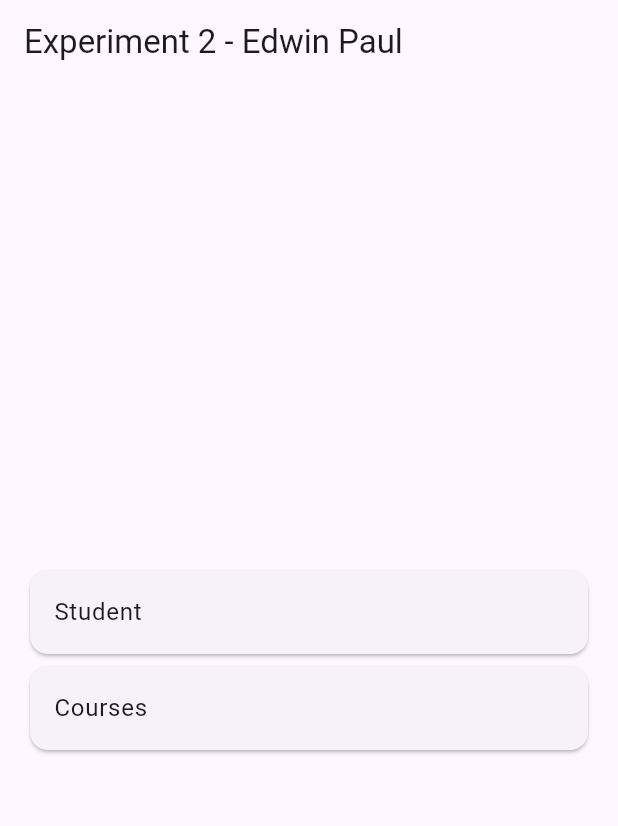
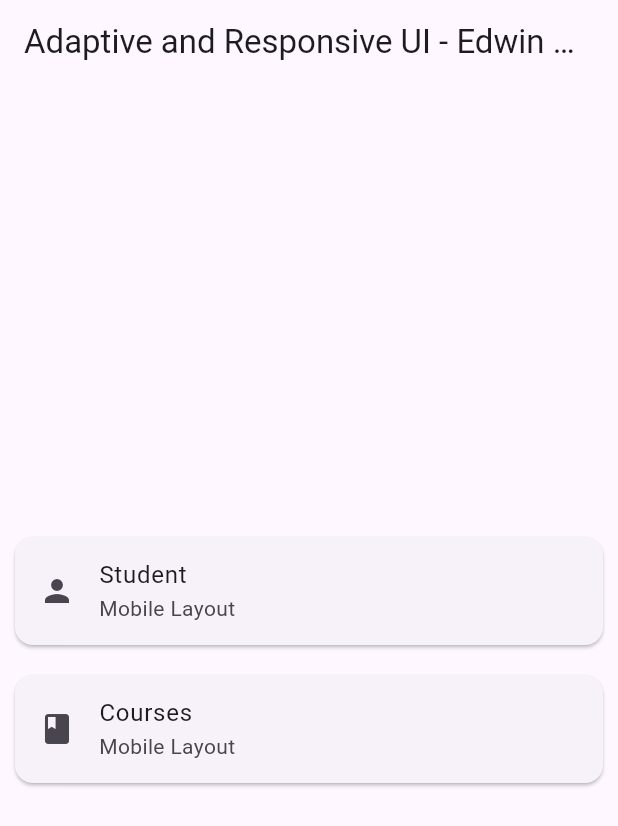
Before and after one commit to Edwin-0814/flutter_exp2, a Flutter app: the screen it shows after launch, on a phone screen of 412 x 824 dp. Shown: the top 826 px of the screen. Run offline on Flutter 3.47's test engine with Material 3 defaults, Android fonts, the phone set to English and light mode, and no system bars.

Commit message:
Update UI with icons and subtitles

```diff
--- a/lib/main.dart
+++ b/lib/main.dart
@@ -11,7 +11,7 @@ class ResponsiveUIApp extends StatelessWidget {
   Widget build(BuildContext context) {
     return MaterialApp(
       debugShowCheckedModeBanner: false,
-      title: 'Adaptive and Responsive UI',
+      title: 'Responsive UI',
       theme: ThemeData(
         primarySwatch: Colors.blue,
       ),
@@ -21,60 +21,69 @@ class ResponsiveUIApp extends StatelessWidget {
 }
 
 class ResponsiveHomePage extends StatelessWidget {
-  const ResponsiveHomePage({super.key});
+  const ResponsiveHomePage({super.key}); // FIXED: Added missing semicolon
 
   @override
   Widget build(BuildContext context) {
     return Scaffold(
       appBar: AppBar(
-        title: const Text('Experiment 2 - Edwin Paul'),
+        // Retained your name in the title as per the lab requirements
+        title: const Text('Adaptive and Responsive UI - Edwin Paul'),
       ),
-      body: Padding(
-        padding: const EdgeInsets.all(16.0),
-        child: LayoutBuilder(
+      body: LayoutBuilder(
         builder: (context, constraints) {
-            // Check the maximum width available
+          // Mobile layout
           if (constraints.maxWidth < 600) {
-              // ----- MOBILE LAYOUT (Small Screens) -----
             return Column(
-                mainAxisAlignment: MainAxisAlignment.center,
+              mainAxisAlignment: MainAxisAlignment.center, // Added to center nicely
               children: const [
                 Card(
+                  margin: EdgeInsets.all(10),
                   child: ListTile(
+                    leading: Icon(Icons.person),
                     title: Text('Student'),
+                    subtitle: Text('Mobile Layout'),
                   ),
                 ),
                 Card(
+                  margin: EdgeInsets.all(10),
                   child: ListTile(
+                    leading: Icon(Icons.book),
                     title: Text('Courses'),
+                    subtitle: Text('Mobile Layout'),
                   ),
                 ),
               ],
             );
-            } else {
-              // ----- DESKTOP / TABLET LAYOUT (Large Screens) -----
+          }
+
+          // Desktop / Tablet layout
           return Row(
             mainAxisAlignment: MainAxisAlignment.center,
             children: const [
               Expanded(
                 child: Card(
+                  margin: EdgeInsets.all(10),
                   child: ListTile(
+                    leading: Icon(Icons.people),
                     title: Text('Students'),
+                    subtitle: Text('Desktop / Tablet Layout'),
                   ),
                 ),
               ),
               Expanded(
                 child: Card(
+                  margin: EdgeInsets.all(10),
                   child: ListTile(
+                    leading: Icon(Icons.school),
                     title: Text('Courses'),
+                    subtitle: Text('Desktop / Tablet Layout'),
                   ),
                 ),
               ),
             ],
           );
-            }
         },
-        ),
       ),
     );
   }
```
Lines whose indentation alone changed are shown as unchanged.
